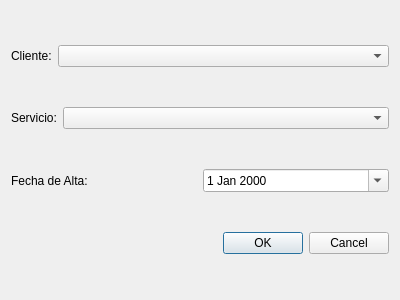
Above: trunk/plugins/servicios/FormAsociarBase.ui from chungote/gestotux before the change. Below: the same form after it.
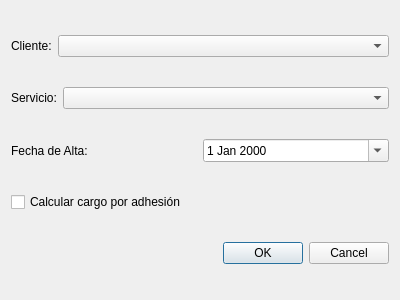
That is the form after the change. Custom widgets are drawn as their Qt base class.

Commit message: - Agregada opción para generar el recargo de inicio de periodo de manera opcional.

```diff
--- a/trunk/plugins/servicios/FormAsociarBase.ui
+++ b/trunk/plugins/servicios/FormAsociarBase.ui
@@ -72,6 +72,13 @@
      </item>
     </layout>
    </item>
+   <item>
+    <widget class="QCheckBox" name="CBInicial">
+     <property name="text">
+      <string>Calcular cargo por adhesión</string>
+     </property>
+    </widget>
+   </item>
    <item>
     <widget class="QDialogButtonBox" name="buttonBox">
      <property name="orientation">
```
The commit also changes 2 other files.
